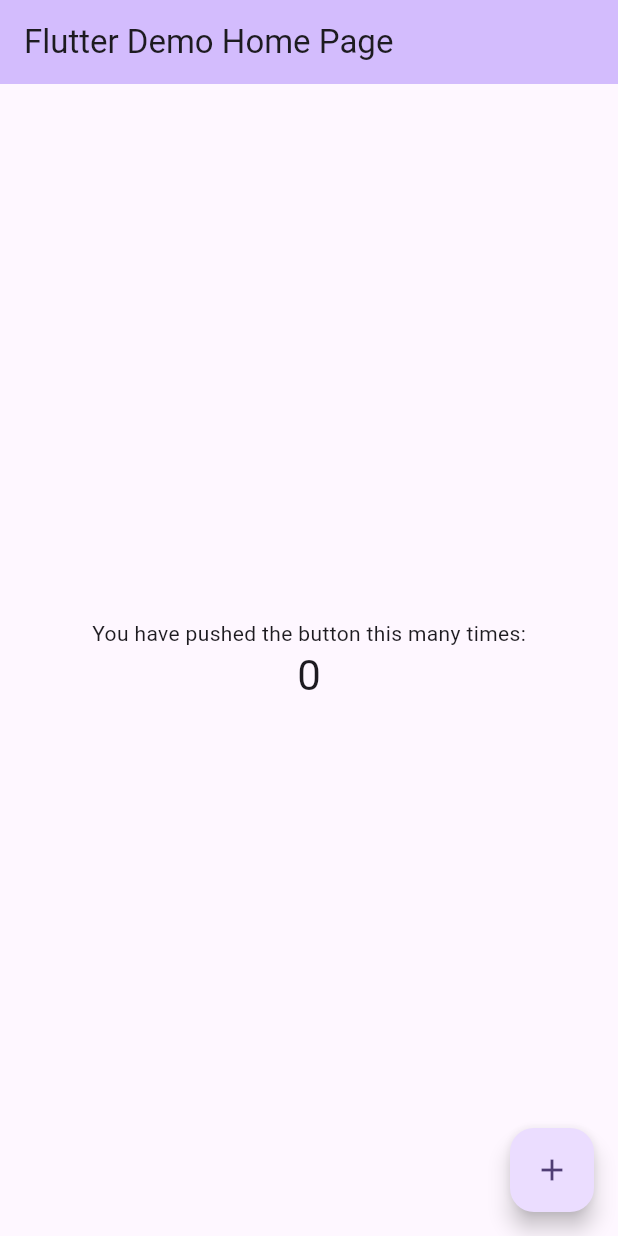
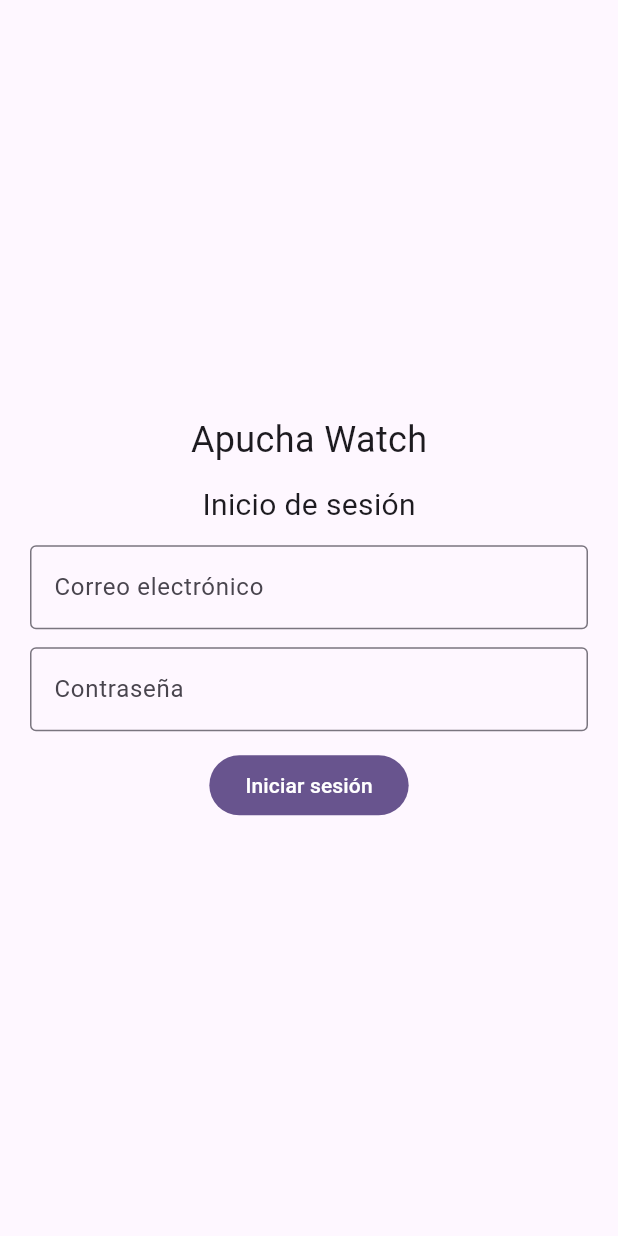
Before and after one commit to Oswaldo-Alberto-Cabrejos-Ronceros/apucha-watch-frontend-flutter, a Flutter app: the screen it shows after launch, on a phone screen of 412 x 824 dp. Run offline on Flutter 3.47's test engine with Material 3 defaults, Android fonts, the phone set to English and light mode, and no system bars.

Commit message:
feat:Desarrollo de parte visual de la pagina login en el feature auth

```diff
--- /dev/null
+++ b/lib/core/theme/app_theme.dart
@@ -0,0 +1,10 @@
+import 'package:flutter/material.dart';
+
+class AppTheme {
+  ThemeData themeData() {
+    return ThemeData(
+      colorScheme: ColorScheme.fromSeed(seedColor: Colors.deepPurple),
+      useMaterial3: true,
+    );
+  }
+}
--- /dev/null
+++ b/lib/features/auth/presentation/screens/login_screen.dart
@@ -0,0 +1,45 @@
+import 'package:flutter/material.dart';
+
+class LoginScreen extends StatefulWidget {
+  const LoginScreen({super.key});
+
+  @override
+  State<LoginScreen> createState() => _LoginScreenState();
+}
+
+class _LoginScreenState extends State<LoginScreen> {
+  @override
+  Widget build(BuildContext context) {
+    return Scaffold(
+      body: Center(
+        child: Padding(padding: EdgeInsets.all(20),
+        child: Center(child: Column(
+          mainAxisAlignment: MainAxisAlignment.center,
+          spacing: 12,
+          children: [
+            //title
+            Text('Apucha Watch', style: TextStyle(fontSize: 24)),
+            Text('Inicio de sesión', style: TextStyle(fontSize: 20)),
+            //textfield email
+            TextField(
+              decoration: InputDecoration(
+                labelText: 'Correo electrónico',
+                border: OutlineInputBorder(),
+              ),
+            ),
+            //textfield password
+            TextField(
+              decoration: InputDecoration(
+                labelText: 'Contraseña',
+                border: OutlineInputBorder(),
+              ),
+              obscureText: true,
+            ),
+            FilledButton(onPressed: (){}, child: Text('Iniciar sesión')),
+          ],
+        ),),
+        )
+      ),
+    );
+  }
+}
--- a/lib/main.dart
+++ b/lib/main.dart
@@ -1,3 +1,5 @@
+import 'package:apucha_watch_movil/core/theme/app_theme.dart';
+import 'package:apucha_watch_movil/features/auth/presentation/screens/login_screen.dart';
 import 'package:flutter/material.dart';
 
 void main() {
@@ -11,112 +13,10 @@ class MyApp extends StatelessWidget {
   @override
   Widget build(BuildContext context) {
     return MaterialApp(
-      title: 'Flutter Demo',
-      theme: ThemeData(
-        // This is the theme of your application.
-        //
-        // TRY THIS: Try running your application with "flutter run". You'll see
-        // the application has a purple toolbar. Then, without quitting the app,
-        // try changing the seedColor in the colorScheme below to Colors.green
-        // and then invoke "hot reload" (save your changes or press the "hot
-        // reload" button in a Flutter-supported IDE, or press "r" if you used
-        // the command line to start the app).
-        //
-        // Notice that the counter didn't reset back to zero; the application
-        // state is not lost during the reload. To reset the state, use hot
-        // restart instead.
-        //
-        // This works for code too, not just values: Most code changes can be
-        // tested with just a hot reload.
-        colorScheme: ColorScheme.fromSeed(seedColor: Colors.deepPurple),
-      ),
-      home: const MyHomePage(title: 'Flutter Demo Home Page'),
+      title: 'Apucha Watch',
+      debugShowCheckedModeBanner: false,
+      theme: AppTheme().themeData(),
+      home: LoginScreen(),
     );
   }
 }
-
-class MyHomePage extends StatefulWidget {
-  const MyHomePage({super.key, required this.title});
-
-  // This widget is the home page of your application. It is stateful, meaning
-  // that it has a State object (defined below) that contains fields that affect
-  // how it looks.
-
-  // This class is the configuration for the state. It holds the values (in this
-  // case the title) provided by the parent (in this case the App widget) and
-  // used by the build method of the State. Fields in a Widget subclass are
-  // always marked "final".
-
-  final String title;
-
-  @override
-  State<MyHomePage> createState() => _MyHomePageState();
-}
-
-class _MyHomePageState extends State<MyHomePage> {
-  int _counter = 0;
-
-  void _incrementCounter() {
-    setState(() {
-      // This call to setState tells the Flutter framework that something has
-      // changed in this State, which causes it to rerun the build method below
-      // so that the display can reflect the updated values. If we changed
-      // _counter without calling setState(), then the build method would not be
-      // called again, and so nothing would appear to happen.
-      _counter++;
-    });
-  }
-
-  @override
-  Widget build(BuildContext context) {
-    // This method is rerun every time setState is called, for instance as done
-    // by the _incrementCounter method above.
-    //
-    // The Flutter framework has been optimized to make rerunning build methods
-    // fast, so that you can just rebuild anything that needs updating rather
-    // than having to individually change instances of widgets.
-    return Scaffold(
-      appBar: AppBar(
-        // TRY THIS: Try changing the color here to a specific color (to
-        // Colors.amber, perhaps?) and trigger a hot reload to see the AppBar
-        // change color while the other colors stay the same.
-        backgroundColor: Theme.of(context).colorScheme.inversePrimary,
-        // Here we take the value from the MyHomePage object that was created by
-        // the App.build method, and use it to set our appbar title.
-        title: Text(widget.title),
-      ),
-      body: Center(
-        // Center is a layout widget. It takes a single child and positions it
-        // in the middle of the parent.
-        child: Column(
-          // Column is also a layout widget. It takes a list of children and
-          // arranges them vertically. By default, it sizes itself to fit its
-          // children horizontally, and tries to be as tall as its parent.
-          //
-          // Column has various properties to control how it sizes itself and
-          // how it positions its children. Here we use mainAxisAlignment to
-          // center the children vertically; the main axis here is the vertical
-          // axis because Columns are vertical (the cross axis would be
-          // horizontal).
-          //
-          // TRY THIS: Invoke "debug painting" (choose the "Toggle Debug Paint"
-          // action in the IDE, or press "p" in the console), to see the
-          // wireframe for each widget.
-          mainAxisAlignment: MainAxisAlignment.center,
-          children: <Widget>[
-            const Text('You have pushed the button this many times:'),
-            Text(
-              '$_counter',
-              style: Theme.of(context).textTheme.headlineMedium,
-            ),
-          ],
-        ),
-      ),
-      floatingActionButton: FloatingActionButton(
-        onPressed: _incrementCounter,
-        tooltip: 'Increment',
-        child: const Icon(Icons.add),
-      ), // This trailing comma makes auto-formatting nicer for build methods.
-    );
-  }
-}
```
